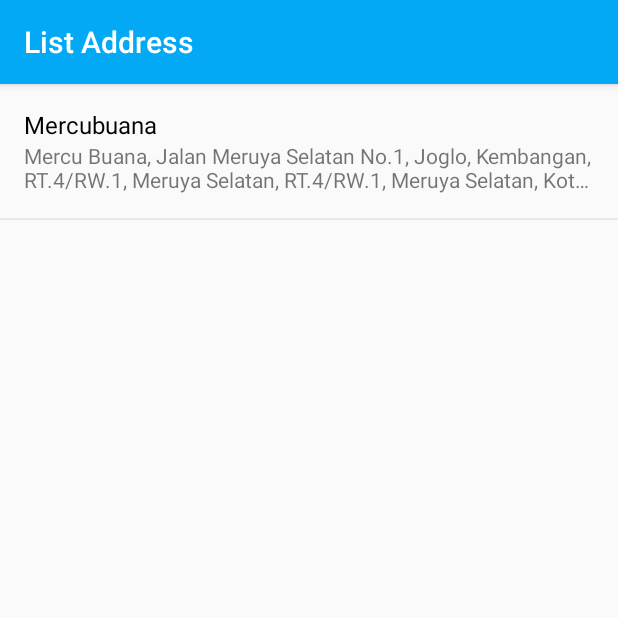
After one commit to RupiAdam/indonesia-android-kejar, an Android app: the AddressListActivity screen opened directly, with no data from a screen before it, on a phone screen of 412 x 824 dp, the top half of it. The commit adds this screen. Run offline under Robolectric (Android 15) with nearby library versions, the phone set to English and light mode, and no system bars.

Commit message:
add missing file

```diff
--- a/intermediate/app/src/main/AndroidManifest.xml
+++ b/intermediate/app/src/main/AndroidManifest.xml
@@ -23,6 +23,11 @@
             android:name=".java.LoginActivity"
             android:label="@string/title_activity_login"
             android:theme="@style/AppTheme.NoActionBar"></activity>
+
+        <activity
+            android:name=".java.AddressListActivity"
+            android:label="List Address"
+            android:theme="@style/AppTheme.NoActionBar"></activity>
     </application>
 
 </manifest>
--- /dev/null
+++ b/intermediate/app/src/main/java/id/kulinear/intermediate/adapter/AddressAdapter.java
@@ -0,0 +1,74 @@
+package id.kulinear.intermediate.adapter;
+
+import android.content.Context;
+import android.support.v7.widget.RecyclerView;
+import android.view.LayoutInflater;
+import android.view.View;
+import android.view.ViewGroup;
+import android.widget.LinearLayout;
+import android.widget.TextView;
+
+import java.util.List;
+
+import id.kulinear.intermediate.R;
+import id.kulinear.intermediate.object.AddressObject;
+
+/**
+ * Created by Rupi Adam on 20/10/2017.
+ * reach me at: rupi.adam@gmail.com
+ */
+
+public class AddressAdapter extends RecyclerView.Adapter<AddressAdapter.ViewHolder>{
+
+    private Context context;
+    private List<AddressObject> listAddress;
+    private AddressObject selectedAddress;
+
+    public AddressAdapter(Context context, List<AddressObject> listAddress) {
+        this.context = context;
+        this.listAddress = listAddress;
+    }
+
+    @Override
+    public ViewHolder onCreateViewHolder(ViewGroup parent, int viewType) {
+        View v = LayoutInflater.from(context).inflate(R.layout.adapter_address, parent, false);
+        return new ViewHolder(v);
+    }
+
+    @Override
+    public void onBindViewHolder(ViewHolder holder, int position) {
+        final AddressObject item = listAddress.get(position);
+        holder.title.setText(item.placename);
+        holder.detail.setText(item.full_address);
+        holder.parent.setOnClickListener(new View.OnClickListener() {
+            @Override
+            public void onClick(View view) {
+                selectedAddress = item;
+            }
+        });
+    }
+
+    @Override
+    public int getItemCount() {
+        return listAddress.size();
+    }
+
+    public AddressObject getSelectedAddress(){
+        return selectedAddress;
+    }
+
+    class ViewHolder extends RecyclerView.ViewHolder {
+
+        TextView title;
+        TextView detail;
+        LinearLayout parent;
+
+        public ViewHolder(View itemView) {
+            super(itemView);
+            title = itemView.findViewById(R.id.title);
+            detail = itemView.findViewById(R.id.subtitle);
+            parent = itemView.findViewById(R.id.parent);
+        }
+    }
+
+}
--- /dev/null
+++ b/intermediate/app/src/main/java/id/kulinear/intermediate/java/AddressListActivity.java
@@ -0,0 +1,50 @@
+package id.kulinear.intermediate.java;
+
+import android.os.Bundle;
+import android.support.v7.app.AppCompatActivity;
+import android.support.v7.widget.LinearLayoutManager;
+import android.support.v7.widget.RecyclerView;
+import android.support.v7.widget.Toolbar;
+
+import java.util.ArrayList;
+import java.util.List;
+
+import id.kulinear.intermediate.R;
+import id.kulinear.intermediate.adapter.AddressAdapter;
+import id.kulinear.intermediate.object.AddressObject;
+
+/**
+ * Created by rupi on 2/2/2018.
+ */
+
+public class AddressListActivity extends AppCompatActivity {
+
+    private RecyclerView recyclerView;
+    private List<AddressObject> listAddress = new ArrayList<>();
+    private AddressAdapter adapter;
+
+    @Override
+    protected void onCreate(Bundle savedInstanceState) {
+        super.onCreate(savedInstanceState);
+        setContentView(R.layout.activity_address_list);
+        Toolbar toolbar = findViewById(R.id.toolbar);
+        setSupportActionBar(toolbar);
+
+        adapter = new AddressAdapter(this, listAddress);
+
+        recyclerView = findViewById(R.id.recycler);
+        recyclerView.setLayoutManager(new LinearLayoutManager(this));
+        recyclerView.setAdapter(adapter);
+
+        getDemoData();
+
+    }
+
+    private void getDemoData(){
+        AddressObject object = new AddressObject("1", -6.2091676, 106.7362708, "Mercubuana", "PIC",
+                "021-123456789", "Jakarta", "jakarta Barat", "Meruya", 10000, "Indonesia",
+                "Mercu Buana, Jalan Meruya Selatan No.1, Joglo, Kembangan, RT.4/RW.1, Meruya Selatan, RT.4/RW.1, Meruya Selatan, Kota Jakarta Barat, Daerah Khusus Ibukota Jakarta");
+        listAddress.add(object);
+        adapter.notifyDataSetChanged();
+    }
+}
--- a/intermediate/app/src/main/java/id/kulinear/intermediate/java/MainActivity.java
+++ b/intermediate/app/src/main/java/id/kulinear/intermediate/java/MainActivity.java
@@ -27,5 +27,12 @@ public class MainActivity extends AppCompatActivity {
                 startActivity(new Intent(MainActivity.this, LoginActivity.class));
             }
         });
+
+        btnToCustomRecycler.setOnClickListener(new View.OnClickListener() {
+            @Override
+            public void onClick(View view) {
+                startActivity(new Intent(MainActivity.this, AddressListActivity.class));
+            }
+        });
     }
 }
--- /dev/null
+++ b/intermediate/app/src/main/java/id/kulinear/intermediate/object/AddressObject.java
@@ -0,0 +1,39 @@
+package id.kulinear.intermediate.object;
+
+import java.io.Serializable;
+
+/**
+ * Created by Rupi Adam on 25/08/2017.
+ * reach me at: rupi.adam@gmail.com
+ * Licious ID
+ */
+
+public class AddressObject implements Serializable {
+    public String id;
+    public double lat;
+    public double lng;
+    public String placename;
+    public String pic;
+    public String pic_contact;
+    public String province;
+    public String city;
+    public String distric;
+    public int postcode;
+    public String country;
+    public String full_address;
+
+    public AddressObject(String id, double lat, double lng, String placename, String pic, String pic_contact, String province, String city, String distric, int postcode, String country, String full_address) {
+        this.id = id;
+        this.lat = lat;
+        this.lng = lng;
+        this.placename = placename;
+        this.pic = pic;
+        this.pic_contact = pic_contact;
+        this.province = province;
+        this.city = city;
+        this.distric = distric;
+        this.postcode = postcode;
+        this.country = country;
+        this.full_address = full_address;
+    }
+}
--- /dev/null
+++ b/intermediate/app/src/main/res/layout/activity_address_list.xml
@@ -0,0 +1,29 @@
+<?xml version="1.0" encoding="utf-8"?>
+<android.support.design.widget.CoordinatorLayout xmlns:android="http://schemas.android.com/apk/res/android"
+    xmlns:app="http://schemas.android.com/apk/res-auto"
+    xmlns:tools="http://schemas.android.com/tools"
+    android:layout_width="match_parent"
+    android:layout_height="match_parent"
+    tools:context=".java.LoginActivity">
+
+    <android.support.design.widget.AppBarLayout
+        android:layout_width="match_parent"
+        android:layout_height="wrap_content"
+        android:theme="@style/AppTheme.AppBarOverlay">
+
+        <android.support.v7.widget.Toolbar
+            android:id="@+id/toolbar"
+            android:layout_width="match_parent"
+            android:layout_height="?attr/actionBarSize"
+            android:background="?attr/colorPrimary"
+            app:popupTheme="@style/AppTheme.PopupOverlay" />
+
+    </android.support.design.widget.AppBarLayout>
+
+    <android.support.v7.widget.RecyclerView
+        android:id="@+id/recycler"
+        android:layout_width="match_parent"
+        android:layout_height="wrap_content"
+        app:layout_behavior="@string/appbar_scrolling_view_behavior"/>
+
+</android.support.design.widget.CoordinatorLayout>
--- /dev/null
+++ b/intermediate/app/src/main/res/layout/adapter_address.xml
@@ -0,0 +1,36 @@
+<?xml version="1.0" encoding="utf-8"?>
+<LinearLayout xmlns:android="http://schemas.android.com/apk/res/android"
+    android:id="@+id/parent"
+    android:orientation="vertical"
+    android:layout_width="match_parent"
+    android:layout_height="wrap_content">
+
+    <TextView
+        android:id="@+id/title"
+        android:layout_width="match_parent"
+        android:layout_height="wrap_content"
+        android:layout_marginLeft="16dp"
+        android:layout_marginRight="16dp"
+        android:layout_marginTop="16dp"
+        android:textColor="#000"
+        android:textSize="16sp"
+        android:maxLines="1"
+        android:ellipsize="end"/>
+
+    <TextView
+        android:id="@+id/subtitle"
+        android:layout_width="match_parent"
+        android:layout_height="wrap_content"
+        android:layout_marginLeft="16dp"
+        android:layout_marginRight="16dp"
+        android:textSize="14sp"
+        android:maxLines="2"
+        android:ellipsize="end"/>
+
+    <View
+        android:layout_width="match_parent"
+        android:layout_height="1dp"
+        android:layout_marginTop="16dp"
+        android:background="#e9e8e8"/>
+
+</LinearLayout>
--- a/intermediate/build.gradle
+++ b/intermediate/build.gradle
@@ -1,7 +1,7 @@
 // Top-level build file where you can add configuration options common to all sub-projects/modules.
 
 buildscript {
-    ext.kotlin_version = '1.2.21'
+    ext.kotlin_version = '1.2.20'
 
     repositories {
         google()
```
